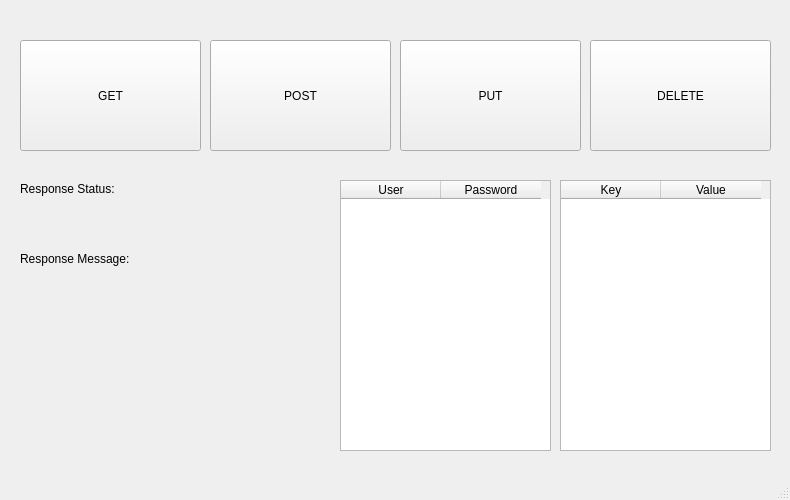
Old version of the form updated_code_2/PPWProj/mainwindow.ui in the repository atdh/individual_project_db_3010.
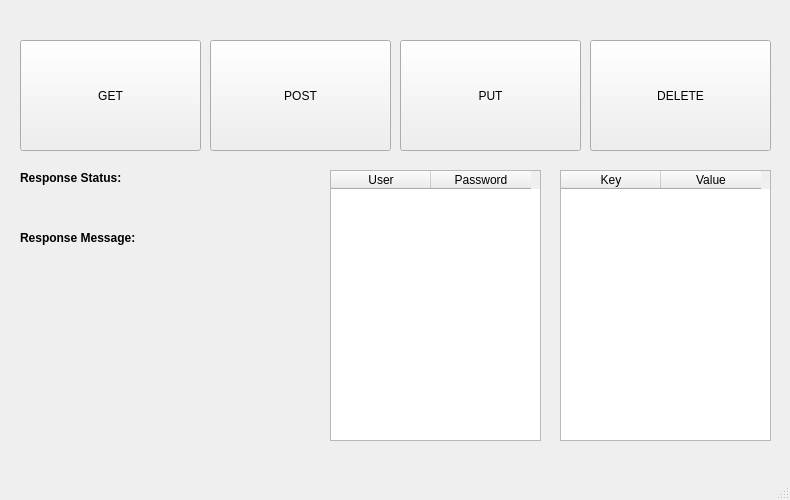
New version of the form.

```diff
--- a/updated_code_2/PPWProj/mainwindow.ui
+++ b/updated_code_2/PPWProj/mainwindow.ui
@@ -73,7 +73,7 @@
     <property name="geometry">
      <rect>
       <x>560</x>
-      <y>180</y>
+      <y>170</y>
       <width>211</width>
       <height>271</height>
      </rect>
@@ -96,22 +96,22 @@
     <property name="geometry">
      <rect>
       <x>20</x>
-      <y>180</y>
+      <y>170</y>
       <width>121</width>
       <height>17</height>
      </rect>
     </property>
     <property name="text">
-     <string>Response Status:</string>
+     <string>&lt;html&gt;&lt;head/&gt;&lt;body&gt;&lt;p&gt;&lt;span style=&quot; font-weight:600;&quot;&gt;Response Status:&lt;/span&gt;&lt;/p&gt;&lt;/body&gt;&lt;/html&gt;</string>
     </property>
    </widget>
    <widget class="QLabel" name="response_stat">
     <property name="geometry">
      <rect>
       <x>20</x>
-      <y>200</y>
+      <y>190</y>
       <width>111</width>
-      <height>17</height>
+      <height>21</height>
      </rect>
     </property>
     <property name="text">
@@ -122,21 +122,21 @@
     <property name="geometry">
      <rect>
       <x>20</x>
-      <y>250</y>
+      <y>230</y>
       <width>141</width>
       <height>17</height>
      </rect>
     </property>
     <property name="text">
-     <string>Response Message:</string>
+     <string>&lt;html&gt;&lt;head/&gt;&lt;body&gt;&lt;p&gt;&lt;span style=&quot; font-weight:600;&quot;&gt;Response Message:&lt;/span&gt;&lt;/p&gt;&lt;/body&gt;&lt;/html&gt;</string>
     </property>
    </widget>
    <widget class="QLabel" name="response_message">
     <property name="geometry">
      <rect>
       <x>20</x>
-      <y>270</y>
-      <width>301</width>
+      <y>250</y>
+      <width>291</width>
       <height>21</height>
      </rect>
     </property>
@@ -150,8 +150,8 @@
     </property>
     <property name="geometry">
      <rect>
-      <x>340</x>
-      <y>180</y>
+      <x>330</x>
+      <y>170</y>
       <width>211</width>
       <height>271</height>
      </rect>
```
Left out of the diff: 15 changed lines with no effect on the pictures.
